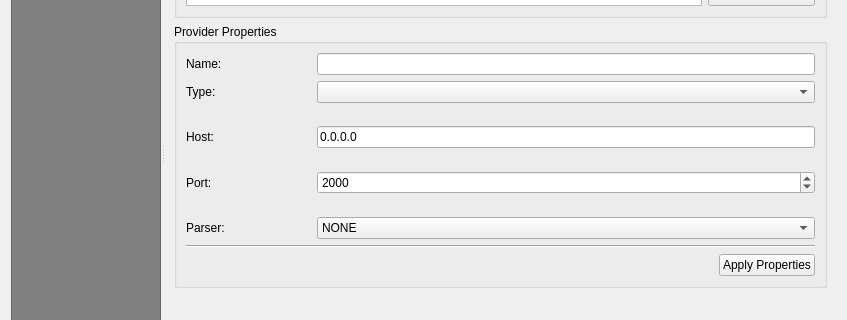
The window that ui/posiview_properties_base.ui (jrenken/qgis-PosiView) describes before a commit, drawn with Qt 5; both pictures show x 0 to 847 and y 258 to 578 of the 847 by 850 pixel window.
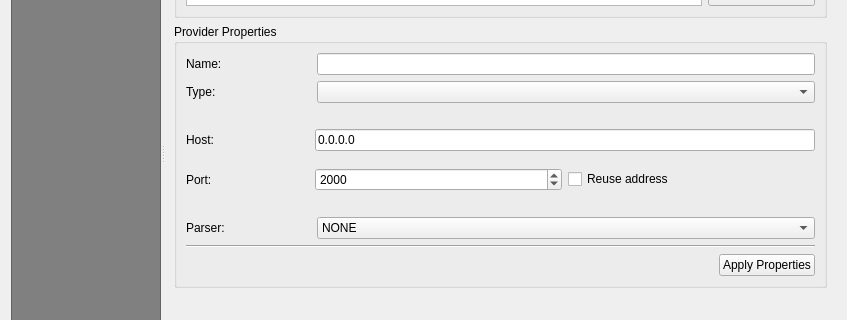
The same window after the commit. The open tabs and pages were chosen to show the change. Icons and pictures are not drawn. Custom widgets are drawn as their Qt base class.

The edit to the form file:
```diff
--- a/ui/posiview_properties_base.ui
+++ b/ui/posiview_properties_base.ui
@@ -593,19 +593,13 @@
                      <number>0</number>
                     </property>
                     <widget class="QWidget" name="pageUdpTcp">
-                     <layout class="QGridLayout" name="gridLayout_5" columnstretch="1,4">
+                     <layout class="QGridLayout" name="gridLayout_2" columnstretch="1,2,2">
                       <property name="leftMargin">
                        <number>0</number>
                       </property>
-                      <property name="topMargin">
-                       <number>0</number>
-                      </property>
                       <property name="rightMargin">
                        <number>0</number>
                       </property>
-                      <property name="bottomMargin">
-                       <number>0</number>
-                      </property>
                       <item row="0" column="0">
                        <widget class="QLabel" name="label_17">
                         <property name="text">
@@ -613,13 +607,6 @@
                         </property>
                        </widget>
                       </item>
-                      <item row="0" column="1">
-                       <widget class="QLineEdit" name="lineEditProviderHostName">
-                        <property name="text">
-                         <string>0.0.0.0</string>
-                        </property>
-                       </widget>
-                      </item>
                       <item row="1" column="0">
                        <widget class="QLabel" name="label_18">
                         <property name="text">
@@ -640,6 +627,20 @@
                         </property>
                        </widget>
                       </item>
+                      <item row="1" column="2">
+                       <widget class="QCheckBox" name="checkBoxReuseAddr">
+                        <property name="text">
+                         <string>Reuse address</string>
+                        </property>
+                       </widget>
+                      </item>
+                      <item row="0" column="1" colspan="2">
+                       <widget class="QLineEdit" name="lineEditProviderHostName">
+                        <property name="text">
+                         <string>0.0.0.0</string>
+                        </property>
+                       </widget>
+                      </item>
                      </layout>
                     </widget>
                    </widget>
```
Left out of the diff: 24 changed lines with no effect on the pictures.
